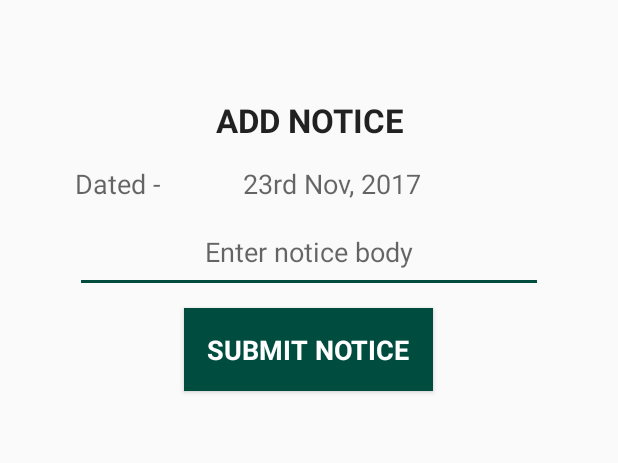
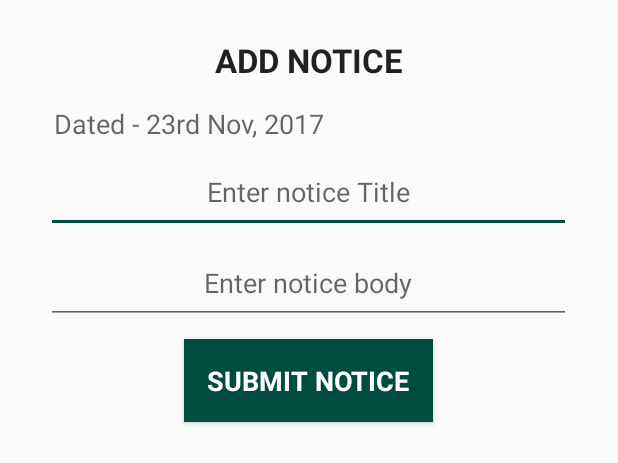
Before and after one commit to samarthgupta1011/SFA-App-mod, an Android app: the layout layout_add_notice.xml on its own in the app's theme, with its tools: preview values and no code run, on a phone screen of 412 x 824 dp. Shown: the top 463 px of the screen. Run offline under Robolectric (Android 15) with nearby library versions, the light colour scheme and no system bars; network calls fail.

```diff
--- a/app/src/main/res/layout/layout_add_notice.xml
+++ b/app/src/main/res/layout/layout_add_notice.xml
@@ -1,14 +1,15 @@
 <?xml version="1.0" encoding="utf-8"?>
 <LinearLayout xmlns:android="http://schemas.android.com/apk/res/android"
     android:orientation="vertical"
-    android:padding="50sp"
+    android:padding="10sp"
     android:layout_width="match_parent"
     android:layout_height="match_parent">
 
     <LinearLayout
-        android:layout_width="match_parent"
+        android:layout_width="350dp"
         android:layout_height="wrap_content"
-        android:orientation="vertical">
+        android:orientation="vertical"
+        android:layout_gravity="center_horizontal">
 
 
         <TextView
@@ -23,20 +24,20 @@
             android:padding="5sp" />
 
         <LinearLayout
+            android:orientation="horizontal"
             android:layout_width="match_parent"
             android:layout_height="wrap_content">
 
             <TextView
-                android:layout_width="match_parent"
+                android:layout_width="wrap_content"
                 android:layout_height="wrap_content"
                 android:text="Dated - "
-                android:layout_weight="1.8"
-                android:textAppearance="@style/Base.TextAppearance.AppCompat.Medium" />
+                android:textAppearance="@style/Base.TextAppearance.AppCompat.Medium"
+                android:layout_marginStart="5dp"/>
 
             <TextView
                 android:layout_width="match_parent"
                 android:layout_height="wrap_content"
-                android:layout_weight="1"
                 android:maxLines="1"
                 android:text="23rd Nov, 2017"
                 android:id="@+id/tv_notice_date"
@@ -44,7 +45,16 @@
 
         </LinearLayout>
 
-
+        <EditText
+            android:layout_width="match_parent"
+            android:layout_height="wrap_content"
+            android:layout_marginTop="5sp"
+            android:padding="15sp"
+            android:id="@+id/et_notice_title"
+            android:minLines="1"
+            android:gravity="center"
+            android:hint="Enter notice Title"
+            android:inputType="textMultiLine"/>
         <EditText
             android:layout_width="match_parent"
             android:layout_height="wrap_content"
@@ -53,7 +63,8 @@
             android:id="@+id/et_notice_body"
             android:minLines="1"
             android:gravity="center"
-            android:hint="Enter notice body" />
+            android:hint="Enter notice body"
+            android:inputType="textMultiLine"/>
 
     </LinearLayout>
 
--- a/app/src/main/res/menu/activity_home_drawer.xml
+++ b/app/src/main/res/menu/activity_home_drawer.xml
@@ -15,6 +15,7 @@
             android:id="@+id/nav_perPage"
             android:title="Jobs Per Page"
             android:icon="@drawable/icon_list"/>
+
         <item
             android:id="@+id/nav_notices"
             android:icon="@drawable/notice_icon"
```
Also changed, not shown: app/src/main/AndroidManifest.xml (+5 -3 lines), app/src/main/java/com/samarthgupta/sfa_app/Activities/HomeActivity.java (+49 -27 lines), app/src/main/java/com/samarthgupta/sfa_app/Activities/Home_NoticeAdapter.java (added, +59 -0 lines), app/src/main/java/com/samarthgupta/sfa_app/POJO/Notice.java (added, +41 -0 lines), app/src/main/res/layout/content_home.xml (+13 -61 lines), app/src/main/res/layout/layout_notice_display.xml (added, +82 -0 lines).
